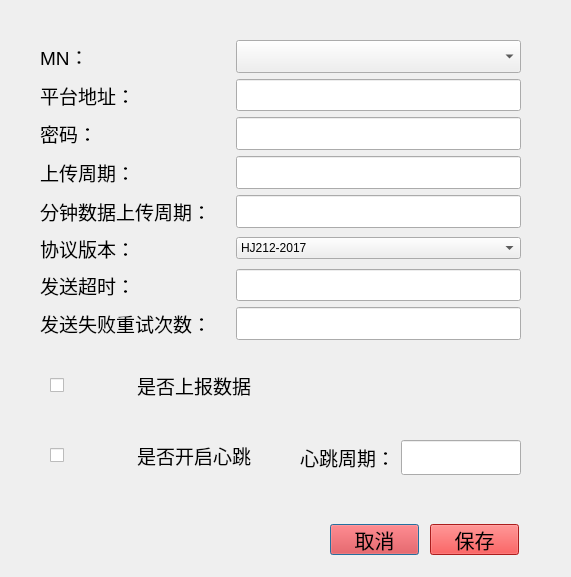
Qt form qt-app-master/upsetadd.ui (aa123Eason/workcode) before a commit.
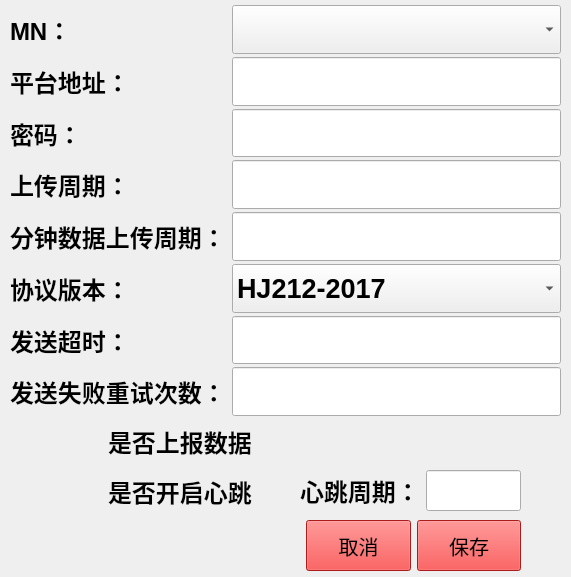
The same form after that commit. Icons and pictures are not drawn.

The edit to the form file:
```diff
--- a/qt-app-master/upsetadd.ui
+++ b/qt-app-master/upsetadd.ui
@@ -16,20 +16,25 @@
   <widget class="QWidget" name="layoutWidget">
    <property name="geometry">
     <rect>
-     <x>40</x>
-     <y>40</y>
-     <width>481</width>
-     <height>300</height>
+     <x>10</x>
+     <y>5</y>
+     <width>551</width>
+     <height>411</height>
     </rect>
    </property>
    <layout class="QVBoxLayout" name="verticalLayout_3" stretch="1,1,1,1,1,1,1,1">
+    <property name="spacing">
+     <number>3</number>
+    </property>
     <item>
      <layout class="QHBoxLayout" name="horizontalLayout_18" stretch="2,3">
       <item>
        <widget class="QLabel" name="label_43">
         <property name="font">
          <font>
-          <pointsize>14</pointsize>
+          <pointsize>18</pointsize>
+          <weight>75</weight>
+          <bold>true</bold>
          </font>
         </property>
         <property name="text">
@@ -50,7 +55,9 @@
         </property>
         <property name="font">
          <font>
-          <pointsize>14</pointsize>
+          <pointsize>20</pointsize>
+          <weight>75</weight>
+          <bold>true</bold>
          </font>
         </property>
        </widget>
@@ -63,7 +70,9 @@
        <widget class="QLabel" name="label_42">
         <property name="font">
          <font>
-          <pointsize>14</pointsize>
+          <pointsize>18</pointsize>
+          <weight>75</weight>
+          <bold>true</bold>
          </font>
         </property>
         <property name="text">
@@ -84,7 +93,9 @@
         </property>
         <property name="font">
          <font>
-          <pointsize>14</pointsize>
+          <pointsize>20</pointsize>
+          <weight>75</weight>
+          <bold>true</bold>
          </font>
         </property>
        </widget>
@@ -97,7 +108,9 @@
        <widget class="QLabel" name="label_35">
         <property name="font">
          <font>
-          <pointsize>14</pointsize>
+          <pointsize>18</pointsize>
+          <weight>75</weight>
+          <bold>true</bold>
          </font>
         </property>
         <property name="text">
@@ -118,7 +131,9 @@
         </property>
         <property name="font">
          <font>
-          <pointsize>14</pointsize>
+          <pointsize>20</pointsize>
+          <weight>75</weight>
+          <bold>true</bold>
          </font>
         </property>
        </widget>
@@ -131,7 +146,9 @@
        <widget class="QLabel" name="label_2">
         <property name="font">
          <font>
-          <pointsize>14</pointsize>
+          <pointsize>18</pointsize>
+          <weight>75</weight>
+          <bold>true</bold>
          </font>
         </property>
         <property name="text">
@@ -152,7 +169,9 @@
         </property>
         <property name="font">
          <font>
-          <pointsize>14</pointsize>
+          <pointsize>20</pointsize>
+          <weight>75</weight>
+          <bold>true</bold>
          </font>
         </property>
        </widget>
@@ -165,7 +184,9 @@
        <widget class="QLabel" name="label_30">
         <property name="font">
          <font>
-          <pointsize>14</pointsize>
+          <pointsize>18</pointsize>
+          <weight>75</weight>
+          <bold>true</bold>
          </font>
         </property>
         <property name="text">
@@ -186,7 +207,9 @@
         </property>
         <property name="font">
          <font>
-          <pointsize>14</pointsize>
+          <pointsize>20</pointsize>
+          <weight>75</weight>
+          <bold>true</bold>
          </font>
         </property>
        </widget>
@@ -199,7 +222,9 @@
        <widget class="QLabel" name="label_41">
         <property name="font">
          <font>
-          <pointsize>14</pointsize>
+          <pointsize>18</pointsize>
+          <weight>75</weight>
+          <bold>true</bold>
          </font>
         </property>
         <property name="text">
@@ -212,6 +237,19 @@
       </item>
       <item>
        <widget class="QComboBox" name="comboBox_2">
+        <property name="sizePolicy">
+         <sizepolicy hsizetype="Preferred" vsizetype="Preferred">
+          <horstretch>0</horstretch>
+          <verstretch>0</verstretch>
+         </sizepolicy>
+        </property>
+        <property name="font">
+         <font>
+          <pointsize>20</pointsize>
+          <weight>75</weight>
+          <bold>true</bold>
+         </font>
+        </property>
         <item>
          <property name="text">
           <string>HJ212-2017</string>
@@ -232,7 +270,9 @@
        <widget class="QLabel" name="label_timeout">
         <property name="font">
          <font>
-          <pointsize>14</pointsize>
+          <pointsize>18</pointsize>
+          <weight>75</weight>
+          <bold>true</bold>
          </font>
         </property>
         <property name="text">
@@ -253,7 +293,9 @@
         </property>
         <property name="font">
          <font>
-          <pointsize>14</pointsize>
+          <pointsize>20</pointsize>
+          <weight>75</weight>
+          <bold>true</bold>
          </font>
         </property>
        </widget>
@@ -266,7 +308,9 @@
        <widget class="QLabel" name="label_39">
         <property name="font">
          <font>
-          <pointsize>14</pointsize>
+          <pointsize>18</pointsize>
+          <weight>75</weight>
+          <bold>true</bold>
          </font>
         </property>
         <property name="text">
@@ -287,7 +331,9 @@
         </property>
         <property name="font">
          <font>
-          <pointsize>14</pointsize>
+          <pointsize>20</pointsize>
+          <weight>75</weight>
+          <bold>true</bold>
          </font>
         </property>
        </widget>
@@ -300,9 +346,9 @@
    <property name="geometry">
     <rect>
      <x>300</x>
-     <y>440</y>
+     <y>470</y>
      <width>221</width>
-     <height>35</height>
+     <height>41</height>
     </rect>
    </property>
    <layout class="QHBoxLayout" name="horizontalLayout_26" stretch="2,3">
@@ -311,7 +357,9 @@
       <property name="font">
        <font>
         <family>aakar</family>
-        <pointsize>14</pointsize>
+        <pointsize>18</pointsize>
+        <weight>75</weight>
+        <bold>true</bold>
        </font>
       </property>
       <property name="text">
@@ -342,64 +390,54 @@
     </item>
    </layout>
   </widget>
-  <widget class="QPushButton" name="pushButton_cancel">
-   <property name="geometry">
-    <rect>
-     <x>330</x>
-     <y>524</y>
-     <width>89</width>
-     <height>31</height>
-    </rect>
-   </property>
-   <property name="font">
-    <font>
-     <pointsize>15</pointsize>
-    </font>
-   </property>
-   <property name="styleSheet">
-    <string notr="true">background-color: rgb(239, 41, 41);</string>
-   </property>
-   <property name="text">
-    <string>取消</string>
-   </property>
-  </widget>
-  <widget class="QPushButton" name="pushButton_confirm">
-   <property name="geometry">
-    <rect>
-     <x>430</x>
-     <y>524</y>
-     <width>89</width>
-     <height>31</height>
-    </rect>
-   </property>
-   <property name="font">
-    <font>
-     <pointsize>15</pointsize>
-     <weight>50</weight>
-     <bold>false</bold>
-    </font>
-   </property>
-   <property name="styleSheet">
-    <string notr="true">background-color: rgb(239, 41, 41);</string>
-   </property>
-   <property name="text">
-    <string>保存</string>
-   </property>
-  </widget>
   <widget class="QWidget" name="layoutWidget">
    <property name="geometry">
     <rect>
      <x>50</x>
-     <y>370</y>
-     <width>201</width>
-     <height>31</height>
+     <y>420</y>
+     <width>202</width>
+     <height>42</height>
     </rect>
    </property>
    <layout class="QHBoxLayout" name="horizontalLayout">
     <item>
      <widget class="QCheckBox" name="checkBox">
       <property name="styleSheet">
-       <string notr="true"/>
+       <string notr="true">QCheckBox{
+	border: none;/*最外层边框*/
+}
+QCheckBox::indicator{/*选择框尺寸*/
+    background-color: rgba(0, 0, 0, 0);
+	color:black;
+    border: 0px solid #b1b1b1;
+        width: 44px;
+        height: 40px;
+}
+QCheckBox:enabled:checked{
+        color: rgb(0, 60, 0);
+        font 14px &quot;黑体&quot;;
+}
+QCheckBox:enabled:!checked{
+        color: rgb(50, 50, 50);
+        font 14px &quot;黑体&quot;;
+
+}
+QCheckBox:enabled:hover{
+        font 14px &quot;黑体&quot;;
+        color: rgb(0, 20, 155);
+}
+QCheckBox:!enabled{
+	color: rgb(80, 80, 80);
+}
+ 
+QCheckBox::indicator:unchecked {
+    image:url(&quot;:/images/Off.png&quot;)
+}
+
+QCheckBox::indicator:checked {
+    image:url(&quot;:/images/On.png&quot;)
+}
+</string>
       </property>
       <property name="text">
        <string/>
@@ -410,7 +448,9 @@
      <widget class="QLabel" name="label_36">
       <property name="font">
        <font>
-        <pointsize>14</pointsize>
+        <pointsize>18</pointsize>
+        <weight>75</weight>
+        <bold>true</bold>
        </font>
       </property>
       <property name="text">
@@ -427,14 +467,51 @@
    <property name="geometry">
     <rect>
      <x>50</x>
-     <y>440</y>
-     <width>201</width>
-     <height>31</height>
+     <y>470</y>
+     <width>202</width>
+     <height>42</height>
     </rect>
    </property>
    <layout class="QHBoxLayout" name="horizontalLayout_2">
     <item>
      <widget class="QCheckBox" name="checkBox_2">
+      <property name="styleSheet">
+       <string notr="true">QCheckBox{
+	border: none;/*最外层边框*/
+}
+QCheckBox::indicator{/*选择框尺寸*/
+    background-color: rgba(0, 0, 0, 0);
+	color:black;
+    border: 0px solid #b1b1b1;
+        width: 44px;
+        height: 40px;
+}
+QCheckBox:enabled:checked{
+        color: rgb(0, 60, 0);
+        font 14px &quot;黑体&quot;;
+}
+QCheckBox:enabled:!checked{
+        color: rgb(50, 50, 50);
+        font 14px &quot;黑体&quot;;
+
+}
+QCheckBox:enabled:hover{
+        font 14px &quot;黑体&quot;;
+        color: rgb(0, 20, 155);
+}
+QCheckBox:!enabled{
+	color: rgb(80, 80, 80);
+}
+ 
+QCheckBox::indicator:unchecked {
+    image:url(&quot;:/images/Off.png&quot;)
+}
+
+QCheckBox::indicator:checked {
+    image:url(&quot;:/images/On.png&quot;)
+}
+</string>
+      </property>
       <property name="text">
        <string/>
       </property>
@@ -444,7 +521,9 @@
      <widget class="QLabel" name="label_31">
       <property name="font">
        <font>
-        <pointsize>14</pointsize>
+        <pointsize>18</pointsize>
+        <weight>75</weight>
+        <bold>true</bold>
        </font>
       </property>
       <property name="text">
@@ -457,6 +536,88 @@
     </item>
    </layout>
   </widget>
+  <widget class="QWidget" name="">
+   <property name="geometry">
+    <rect>
+     <x>260</x>
+     <y>520</y>
+     <width>261</width>
+     <height>51</height>
+    </rect>
+   </property>
+   <layout class="QHBoxLayout" name="horizontalLayout_3">
+    <item>
+     <widget class="QPushButton" name="keyboard">
+      <property name="sizePolicy">
+       <sizepolicy hsizetype="Fixed" vsizetype="Fixed">
+        <horstretch>0</horstretch>
+        <verstretch>0</verstretch>
+       </sizepolicy>
+      </property>
+      <property name="text">
+       <string/>
+      </property>
+      <property name="icon">
+       <iconset resource="res.qrc">
+        <normaloff>:/images/keyboard-off.png</normaloff>:/images/keyboard-off.png</iconset>
+      </property>
+      <property name="iconSize">
+       <size>
+        <width>32</width>
+        <height>32</height>
+       </size>
+      </property>
+      <property name="flat">
+       <bool>true</bool>
+      </property>
+     </widget>
+    </item>
+    <item>
+     <widget class="QPushButton" name="pushButton_cancel">
+      <property name="sizePolicy">
+       <sizepolicy hsizetype="Minimum" vsizetype="Preferred">
+        <horstretch>0</horstretch>
+        <verstretch>0</verstretch>
+       </sizepolicy>
+      </property>
+      <property name="font">
+       <font>
+        <pointsize>15</pointsize>
+       </font>
+      </property>
+      <property name="styleSheet">
+       <string notr="true">background-color: rgb(239, 41, 41);</string>
+      </property>
+      <property name="text">
+       <string>取消</string>
+      </property>
+     </widget>
+    </item>
+    <item>
+     <widget class="QPushButton" name="pushButton_confirm">
+      <property name="sizePolicy">
+       <sizepolicy hsizetype="Minimum" vsizetype="Preferred">
+        <horstretch>0</horstretch>
+        <verstretch>0</verstretch>
+       </sizepolicy>
+      </property>
+      <property name="font">
+       <font>
+        <pointsize>15</pointsize>
+        <weight>50</weight>
+        <bold>false</bold>
+       </font>
+      </property>
+      <property name="styleSheet">
+       <string notr="true">background-color: rgb(239, 41, 41);</string>
+      </property>
+      <property name="text">
+       <string>保存</string>
+      </property>
+     </widget>
+    </item>
+   </layout>
+  </widget>
  </widget>
  <resources/>
  <connections/>
```
Left out of the diff: 4 changed lines with no effect on the pictures.
